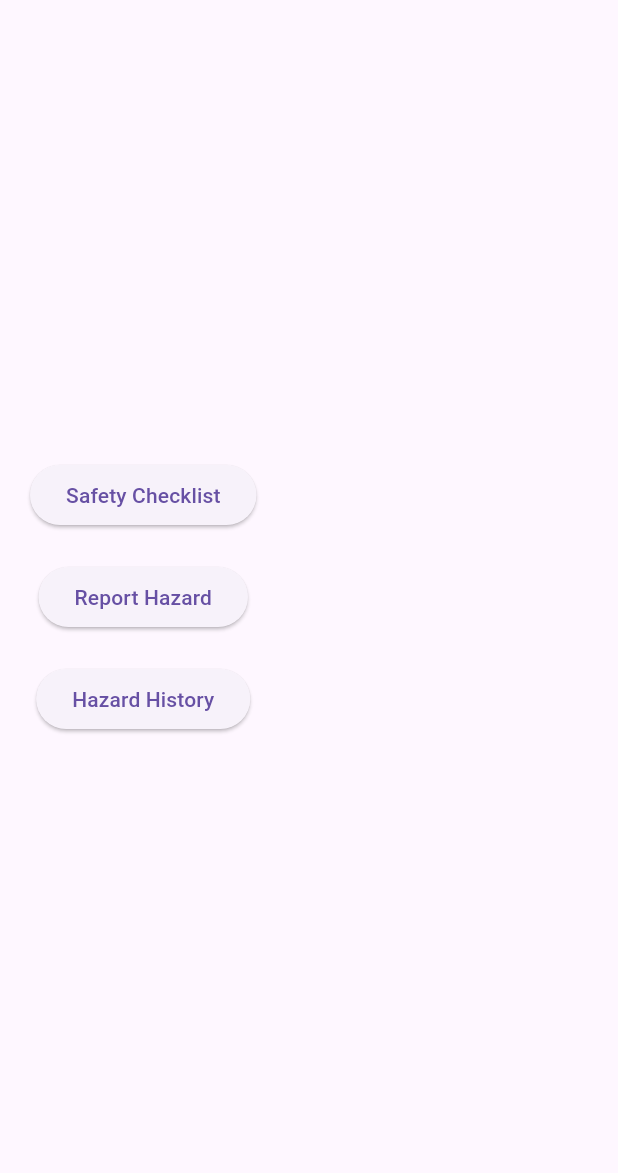
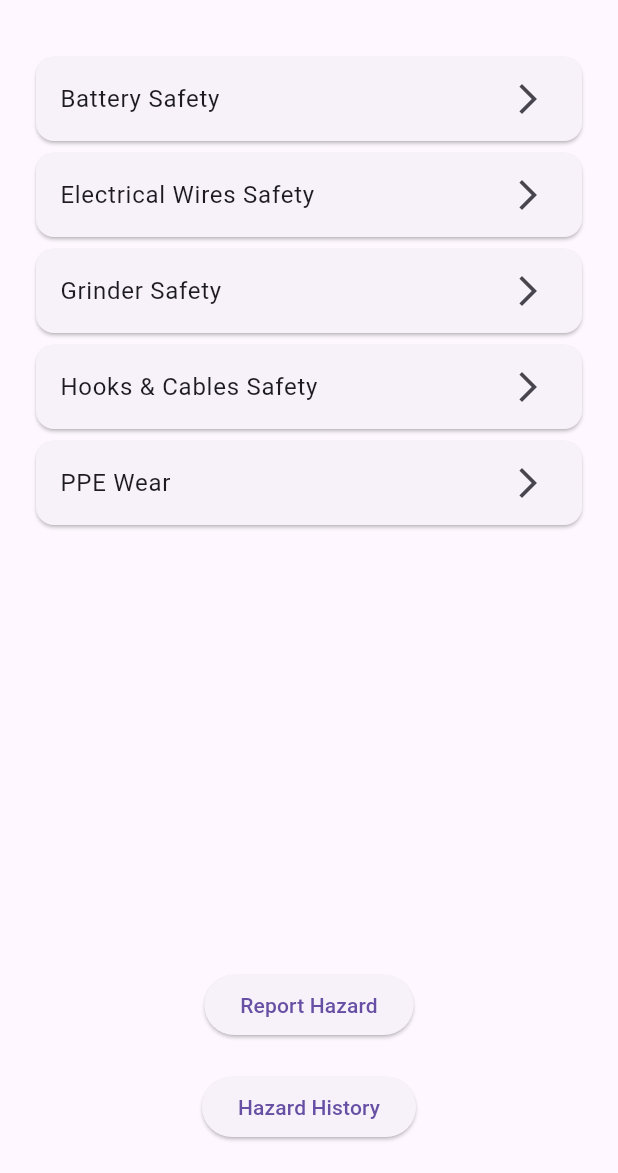
Before and after one commit to 1994Simba/workplace_safety_app_clean, a Flutter app: the screen it shows after launch, on a phone screen of 412 x 824 dp, the part 63-1236 px from its top. Run offline on Flutter 3.47's test engine with Material 3 defaults, Android fonts, the phone set to English and light mode, and no system bars; our stand-ins replace image_picker, shared_preferences, speech_to_text.

Commit message:
Updated checklist screen and fixed category mapping

```diff
--- a/lib/home_screen.dart
+++ b/lib/home_screen.dart
@@ -8,6 +8,14 @@ class HomeScreen extends StatelessWidget {
 
   @override
   Widget build(BuildContext context) {
+    final categories = [
+      'Battery Safety',
+      'Electrical Wires Safety',
+      'Grinder Safety',
+      'Hooks & Cables Safety',
+      'PPE Wear',
+    ];
+
     return Scaffold(
       appBar: AppBar(
         title: const Text('Workplace Safety'),
@@ -16,18 +24,29 @@ class HomeScreen extends StatelessWidget {
       body: Padding(
         padding: const EdgeInsets.all(20.0),
         child: Column(
-          mainAxisAlignment: MainAxisAlignment.center,
           children: [
-            ElevatedButton(
-              onPressed: () {
+            Expanded(
+              child: ListView.builder(
+                itemCount: categories.length,
+                itemBuilder: (context, index) {
+                  return Card(
+                    child: ListTile(
+                      title: Text(categories[index]),
+                      trailing: const Icon(Icons.arrow_forward_ios),
+                      onTap: () {
                         Navigator.push(
                           context,
                           MaterialPageRoute(
-                    builder: (context) => const SafetyChecklistScreen(category: 'General'),
+                            builder: (_) => SafetyChecklistScreen(
+                              category: categories[index],
+                            ),
                           ),
                         );
                       },
-              child: const Text('Safety Checklist'),
+                    ),
+                  );
+                },
+              ),
             ),
             const SizedBox(height: 20),
             ElevatedButton(
--- a/lib/safety_checklist_screen.dart
+++ b/lib/safety_checklist_screen.dart
@@ -1,15 +1,90 @@
 import 'package:flutter/material.dart';
 
-class SafetyChecklistScreen extends StatelessWidget {
+class SafetyChecklistScreen extends StatefulWidget {
   final String category;
 
   const SafetyChecklistScreen({super.key, required this.category});
 
   @override
+  State<SafetyChecklistScreen> createState() => _SafetyChecklistScreenState();
+}
+
+class _SafetyChecklistScreenState extends State<SafetyChecklistScreen> {
+  late List<String> questions;
+  late List<bool> answers;
+
+  @override
+  void initState() {
+    super.initState();
+    questions = _questionsForCategory(widget.category);
+    answers = List<bool>.filled(questions.length, false);
+  }
+
+  List<String> _questionsForCategory(String category) {
+    switch (category) {
+      case 'Battery Safety':
+        return [
+          'Batteries are not producing fire or heat',
+          'Battery terminals are protected',
+          'No damaged batteries in use',
+          'PPE is worn when handling batteries',
+        ];
+
+      case 'Electrical Wires Safety':
+        return [
+          'No naked wires around technician',
+          'Cables have no cuts',
+          'Wires are kept away from water',
+          'Sockets and plugs are intact',
+        ];
+
+      case 'Grinder Safety':
+        return [
+          'Grinder disc is tightened',
+          'Grinder guard is installed',
+          'Grinder is used correctly',
+          'Operator is wearing PPE',
+        ];
+
+      case 'Hooks & Cables Safety':
+        return [
+          'Hooks have no cuts',
+          'Cables are not frayed',
+          'Hooks are stable and secure',
+          'Technician works safely around hooks',
+        ];
+
+      case 'PPE Wear':
+        return [
+          'Helmet is worn',
+          'Gloves are worn',
+          'Safety shoes are worn',
+          'High‑visibility vest is worn',
+        ];
+
+      default:
+        return ['No questions defined for this category'];
+    }
+  }
+
+  @override
   Widget build(BuildContext context) {
     return Scaffold(
-      appBar: AppBar(title: Text(category)),
-      body: const Center(child: Text('Checklist coming soon')),
+      appBar: AppBar(title: Text("${widget.category} Checklist")),
+      body: ListView.builder(
+        itemCount: questions.length,
+        itemBuilder: (context, index) {
+          return CheckboxListTile(
+            title: Text(questions[index]),
+            value: answers[index],
+            onChanged: (value) {
+              setState(() {
+                answers[index] = value!;
+              });
+            },
+          );
+        },
+      ),
     );
   }
 }
```
Lines whose indentation alone changed are shown as unchanged.
